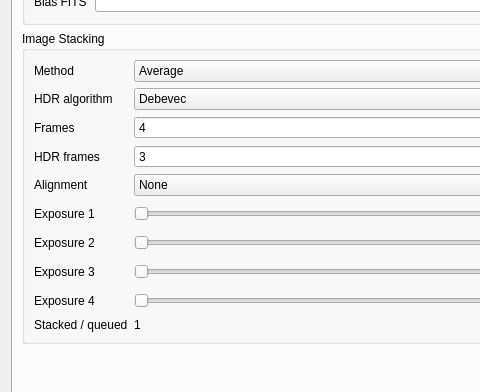
srcejon/sdrangel, file plugins/feature/camera/camerasettingsdialog.ui: the form before one commit; both pictures show x 0 to 480 and y 143 to 535 of the 814 by 934 pixel window.
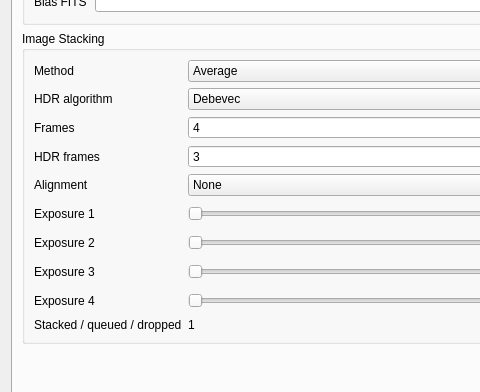
The form after the commit. The open tabs and pages were chosen to show the change. Icons and pictures are not drawn. Custom widgets are drawn as their Qt base class.

Commit message: Show dropped stacking frames

What changed in the file:
```diff
--- a/plugins/feature/camera/camerasettingsdialog.ui
+++ b/plugins/feature/camera/camerasettingsdialog.ui
@@ -1527,7 +1527,7 @@
           <item row="9" column="0">
            <widget class="QLabel" name="stackCurrentCountLabel">
             <property name="text">
-             <string>Stacked / queued</string>
+             <string>Stacked / queued / dropped</string>
             </property>
            </widget>
           </item>
```
The commit also changes 10 other files.
